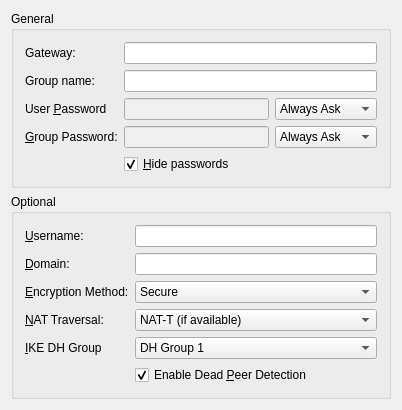
Qt form vpnplugins/vpnc/vpncprop.ui (KDE/networkmanagement) before a commit.
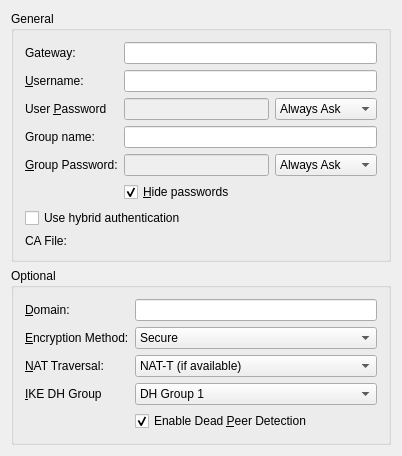
The same form after that commit. Custom widgets are drawn as their Qt base class.

Commit message:
add support for vpnc hybrid auth
This was finally introduced upstream in network-manager-vpnc commit
efd8ae88aa8d4e91168645f57233ce10bd36cc9f

Patch:
```diff
--- a/vpnplugins/vpnc/vpncprop.ui
+++ b/vpnplugins/vpnc/vpncprop.ui
@@ -7,7 +7,7 @@
     <x>0</x>
     <y>0</y>
     <width>402</width>
-    <height>401</height>
+    <height>421</height>
    </rect>
   </property>
   <property name="windowTitle">
@@ -36,22 +36,6 @@
       <item row="0" column="1">
        <widget class="KLineEdit" name="leGateway"/>
       </item>
-      <item row="1" column="0">
-       <widget class="QLabel" name="labelGroup">
-        <property name="text">
-         <string>Group name:</string>
-        </property>
-        <property name="wordWrap">
-         <bool>false</bool>
-        </property>
-        <property name="buddy">
-         <cstring>leGroupName</cstring>
-        </property>
-       </widget>
-      </item>
-      <item row="1" column="1">
-       <widget class="KLineEdit" name="leGroupName"/>
-      </item>
       <item row="2" column="0">
        <widget class="QLabel" name="label_2">
         <property name="text">
@@ -95,7 +79,7 @@
         </item>
        </layout>
       </item>
-      <item row="3" column="0">
+      <item row="4" column="0">
        <widget class="QLabel" name="label_3">
         <property name="text">
          <string>&amp;Group Password:</string>
@@ -105,7 +89,7 @@
         </property>
        </widget>
       </item>
-      <item row="3" column="1">
+      <item row="4" column="1">
        <layout class="QHBoxLayout" name="horizontalLayout_2">
         <item>
          <widget class="KLineEdit" name="leGroupPassword">
@@ -138,7 +122,7 @@
         </item>
        </layout>
       </item>
-      <item row="4" column="1">
+      <item row="5" column="1">
        <widget class="QCheckBox" name="cbShowPasswords">
         <property name="text">
          <string>&amp;Hide passwords</string>
@@ -148,16 +132,41 @@
         </property>
        </widget>
       </item>
-     </layout>
-    </widget>
-   </item>
-   <item>
-    <widget class="QGroupBox" name="groupBox_2">
-     <property name="title">
-      <string>Optional</string>
-     </property>
-     <layout class="QFormLayout" name="formLayout_2">
-      <item row="0" column="0">
+      <item row="6" column="0" colspan="2">
+       <widget class="QCheckBox" name="cbUseHybridAuth">
+        <property name="text">
+         <string>Use hybrid authentication</string>
+        </property>
+       </widget>
+      </item>
+      <item row="7" column="0">
+       <widget class="QLabel" name="label">
+        <property name="text">
+         <string>CA File:</string>
+        </property>
+       </widget>
+      </item>
+      <item row="7" column="1">
+       <widget class="KUrlRequester" name="leCaCertPath">
+        <property name="enabled">
+         <bool>false</bool>
+        </property>
+       </widget>
+      </item>
+      <item row="3" column="0">
+       <widget class="QLabel" name="labelGroup">
+        <property name="text">
+         <string>Group name:</string>
+        </property>
+        <property name="wordWrap">
+         <bool>false</bool>
+        </property>
+        <property name="buddy">
+         <cstring>leGroupName</cstring>
+        </property>
+       </widget>
+      </item>
+      <item row="1" column="0">
        <widget class="QLabel" name="label_5">
         <property name="text">
          <string>&amp;Username:</string>
@@ -167,9 +176,24 @@
         </property>
        </widget>
       </item>
-      <item row="0" column="1">
+      <item row="3" column="1">
+       <widget class="KLineEdit" name="leGroupName"/>
+      </item>
+      <item row="1" column="1">
        <widget class="KLineEdit" name="leUserName"/>
       </item>
+     </layout>
+    </widget>
+   </item>
+   <item>
+    <widget class="QGroupBox" name="groupBox_2">
+     <property name="title">
+      <string>Optional</string>
+     </property>
+     <layout class="QFormLayout" name="formLayout_2">
+      <property name="fieldGrowthPolicy">
+       <enum>QFormLayout::ExpandingFieldsGrow</enum>
+      </property>
       <item row="1" column="0">
        <widget class="QLabel" name="label_6">
         <property name="text">
@@ -323,6 +347,11 @@
  </widget>
  <layoutdefault spacing="6" margin="11"/>
  <customwidgets>
+  <customwidget>
+   <class>KUrlRequester</class>
+   <extends>QFrame</extends>
+   <header>kurlrequester.h</header>
+  </customwidget>
   <customwidget>
    <class>KLineEdit</class>
    <extends>QLineEdit</extends>
```
Left out of the diff: 24 changed lines with no effect on the pictures. The commit also changes 4 other files.
